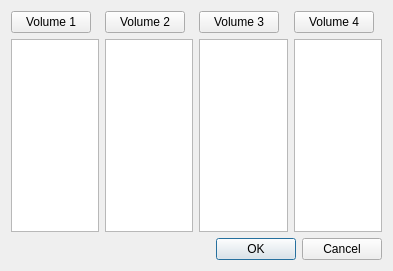
antonmx/posmotri, file src/load4volumes.ui: the form before one commit.
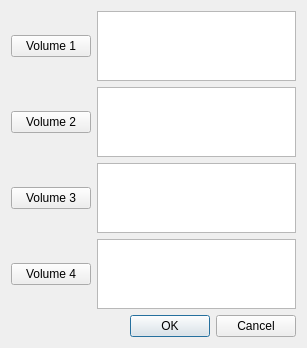
The form after the commit.

The edit to the form file:
```diff
--- a/src/load4volumes.ui
+++ b/src/load4volumes.ui
@@ -1,93 +1,65 @@
 <ui version="4.0" >
  <class>Load4VolumesDialog</class>
- <widget class="QDialog" name="Load4VolumesDialog" >
-  <property name="geometry" >
+ <widget class="QDialog" name="Load4VolumesDialog">
+  <property name="geometry">
    <rect>
     <x>0</x>
     <y>0</y>
-    <width>393</width>
-    <height>271</height>
+    <width>307</width>
+    <height>347</height>
    </rect>
   </property>
   <property name="windowTitle" >
    <string>Load 4 Volumes</string>
   </property>
-  <layout class="QVBoxLayout" >
-   <item>
-    <layout class="QGridLayout" >
-     <item row="0" column="0" >
-      <widget class="QPushButton" name="volButton1" >
-       <property name="sizePolicy" >
-        <sizepolicy vsizetype="Fixed" hsizetype="Fixed" >
-         <horstretch>0</horstretch>
-         <verstretch>0</verstretch>
-        </sizepolicy>
-       </property>
-       <property name="text" >
-        <string>Volume 1</string>
-       </property>
-      </widget>
-     </item>
-     <item row="0" column="1" >
-      <widget class="QPushButton" name="volButton2" >
-       <property name="sizePolicy" >
-        <sizepolicy vsizetype="Fixed" hsizetype="Fixed" >
-         <horstretch>0</horstretch>
-         <verstretch>0</verstretch>
-        </sizepolicy>
-       </property>
-       <property name="text" >
-        <string>Volume 2</string>
-       </property>
-      </widget>
-     </item>
-     <item row="0" column="2" >
-      <widget class="QPushButton" name="volButton3" >
-       <property name="sizePolicy" >
-        <sizepolicy vsizetype="Fixed" hsizetype="Fixed" >
-         <horstretch>0</horstretch>
-         <verstretch>0</verstretch>
-        </sizepolicy>
-       </property>
-       <property name="text" >
-        <string>Volume 3</string>
-       </property>
-      </widget>
-     </item>
-     <item row="0" column="3" >
-      <widget class="QPushButton" name="volButton4" >
-       <property name="sizePolicy" >
-        <sizepolicy vsizetype="Fixed" hsizetype="Fixed" >
-         <horstretch>0</horstretch>
-         <verstretch>0</verstretch>
-        </sizepolicy>
-       </property>
-       <property name="text" >
-        <string>Volume 4</string>
-       </property>
-      </widget>
-     </item>
-     <item row="1" column="0" >
-      <widget class="QListWidget" name="volList1" />
-     </item>
-     <item row="1" column="1" >
-      <widget class="QListWidget" name="volList2" />
-     </item>
-     <item row="1" column="2" >
-      <widget class="QListWidget" name="volList3" />
-     </item>
-     <item row="1" column="3" >
-      <widget class="QListWidget" name="volList4" />
-     </item>
-    </layout>
+  <layout class="QGridLayout" name="gridLayout">
+   <item row="0" column="0">
+    <widget class="QPushButton" name="volButton1">
+     <property name="text">
+      <string>Volume 1</string>
+     </property>
+    </widget>
    </item>
-   <item>
-    <widget class="QDialogButtonBox" name="buttonBox" >
-     <property name="orientation" >
+   <item row="0" column="1">
+    <widget class="QListWidget" name="volList1"/>
+   </item>
+   <item row="2" column="0">
+    <widget class="QPushButton" name="volButton3">
+     <property name="text">
+      <string>Volume 3</string>
+     </property>
+    </widget>
+   </item>
+   <item row="2" column="1">
+    <widget class="QListWidget" name="volList3"/>
+   </item>
+   <item row="1" column="1">
+    <widget class="QListWidget" name="volList2"/>
+   </item>
+   <item row="1" column="0">
+    <widget class="QPushButton" name="volButton2">
+     <property name="text">
+      <string>Volume 2</string>
+     </property>
+    </widget>
+   </item>
+   <item row="3" column="1">
+    <widget class="QListWidget" name="volList4"/>
+   </item>
+   <item row="3" column="0">
+    <widget class="QPushButton" name="volButton4">
+     <property name="text">
+      <string>Volume 4</string>
+     </property>
+    </widget>
+   </item>
+   <item row="4" column="0" colspan="2">
+    <widget class="QDialogButtonBox" name="buttonBox">
+     <property name="orientation">
       <enum>Qt::Horizontal</enum>
      </property>
-     <property name="standardButtons" >
-      <set>QDialogButtonBox::Cancel|QDialogButtonBox::NoButton|QDialogButtonBox::Ok</set>
+     <property name="standardButtons">
+      <set>QDialogButtonBox::Cancel|QDialogButtonBox::Ok</set>
      </property>
     </widget>
    </item>
```
Left out of the diff: 13 changed lines with no effect on the pictures.
